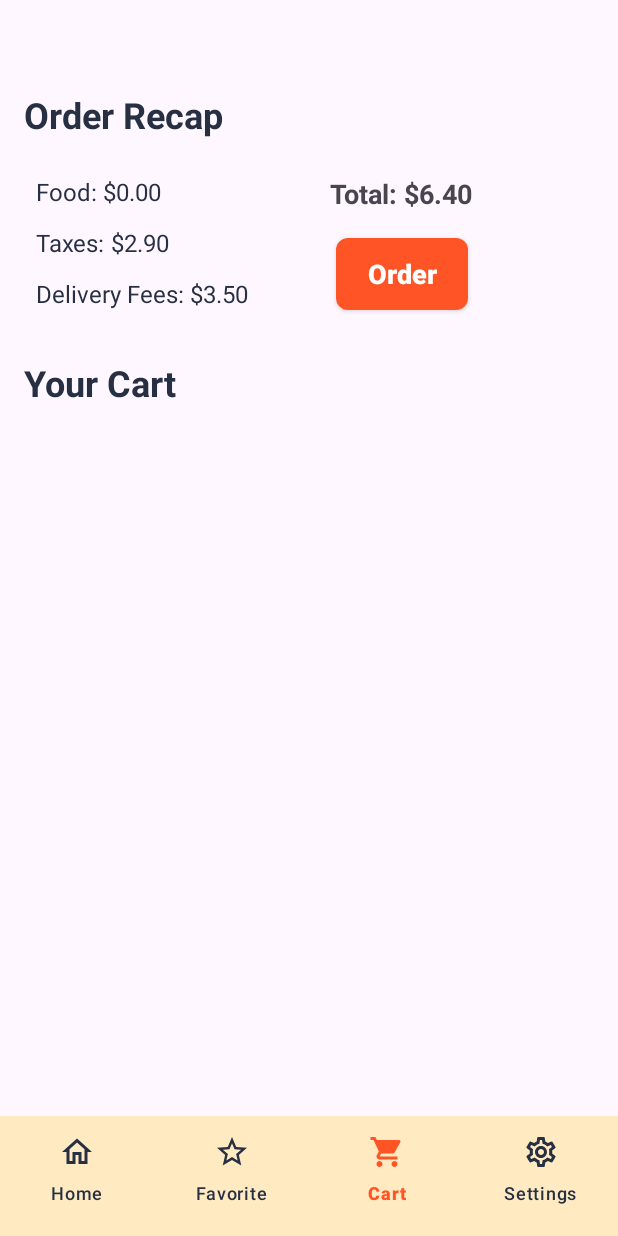
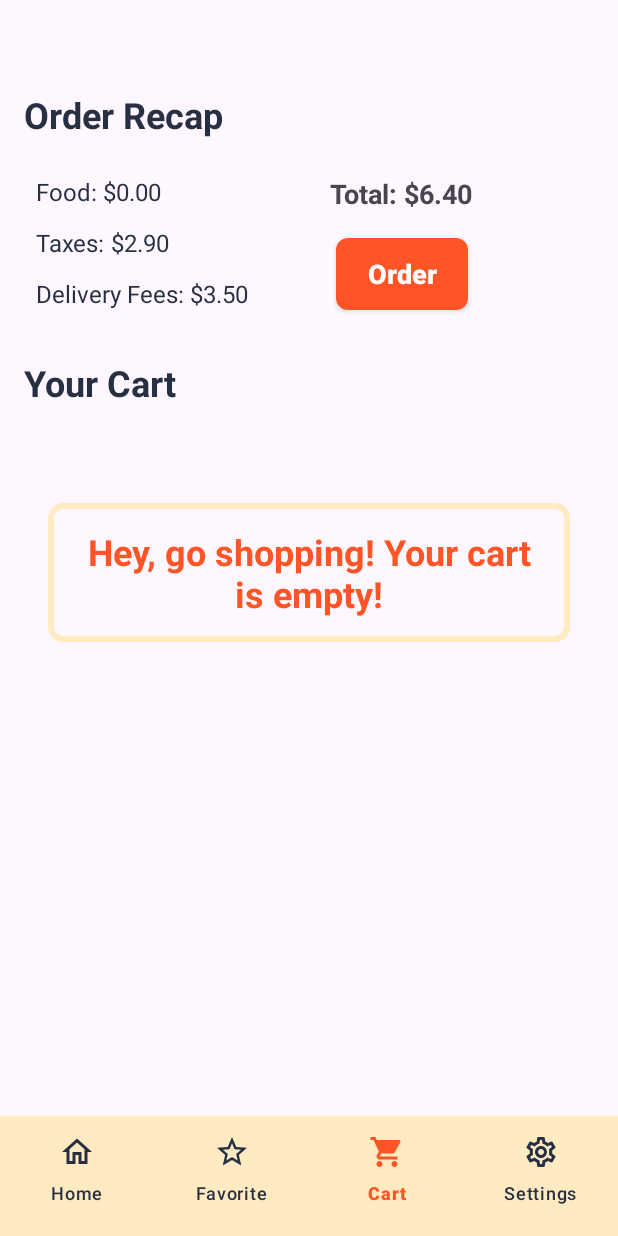
Before and after one commit to ThomasHerondale/FoodAce, an Android app: the CartFragment screen opened through its navigation route, on a phone screen of 412 x 824 dp. Run offline under Robolectric (Android 15) with nearby library versions, the phone set to English and light mode, and no system bars; our stand-ins replace Dagger/Hilt's generated code, Room's generated code, navigation-ui; 2 statements that could not run were skipped.

Commit message:
empty state per recyclerview

```diff
--- a/app/src/main/java/com/projects/foodace/CartFragment.kt
+++ b/app/src/main/java/com/projects/foodace/CartFragment.kt
@@ -51,7 +51,8 @@ class CartFragment : NavHostFragment() {
         val adapter = CartEntriesAdapter(
             viewModel::addOneOf,
             viewModel::removeOneOf,
-            viewModel::removeItem
+            viewModel::removeItem,
+            binding
         )
 
         binding.contentList.adapter = adapter
--- a/app/src/main/java/com/projects/foodace/recyclers/CartEntriesAdapter.kt
+++ b/app/src/main/java/com/projects/foodace/recyclers/CartEntriesAdapter.kt
@@ -12,6 +12,7 @@ import com.bumptech.glide.Glide
 import com.bumptech.glide.load.resource.bitmap.RoundedCorners
 import com.projects.foodace.R
 import com.projects.foodace.databinding.CartEntryViewHolderBinding
+import com.projects.foodace.databinding.FragmentCartBinding
 import com.projects.foodace.model.CartEntry
 import com.projects.foodace.model.Food
 import com.projects.foodace.model.roundToDecimalPlaces
@@ -19,7 +20,8 @@ import com.projects.foodace.model.roundToDecimalPlaces
 class CartEntriesAdapter(
     private val onPlusButtonClicked: (Food) -> Unit,
     private val onMinusButtonClicked: (Food) -> Unit,
-    private val onDeleteButtonClicked: (Food) -> Unit
+    private val onDeleteButtonClicked: (Food) -> Unit,
+    private val binding: FragmentCartBinding
 ) : ListAdapter<CartEntry, CartEntriesAdapter.ViewHolder>(diffCallback) {
 
     override fun onCreateViewHolder(parent: ViewGroup, viewType: Int): ViewHolder {
@@ -49,6 +51,19 @@ class CartEntriesAdapter(
         }
     }
 
+    override fun onCurrentListChanged(
+        previousList: MutableList<CartEntry>,
+        currentList: MutableList<CartEntry>
+    ) {
+        if (currentList.isEmpty()) {
+            binding.emptyCartText.visibility = View.VISIBLE
+            binding.contentList.visibility = View.GONE
+        } else {
+            binding.emptyCartText.visibility = View.GONE
+            binding.contentList.visibility = View.VISIBLE
+        }
+    }
+
     override fun onBindViewHolder(holder: ViewHolder, position: Int, payloads: MutableList<Any>) {
         if (payloads.isEmpty())
             onBindViewHolder(holder, position)
@@ -71,14 +86,16 @@ class CartEntriesAdapter(
             override fun areItemsTheSame(oldItem: CartEntry, newItem: CartEntry): Boolean {
                 val result = oldItem.food.name == newItem.food.name
                 Log.v("CARTDIFF",
-                    "Checking ${oldItem.food.name} vs ${newItem.food.name} - Result: $result")
+                    "Checking ${oldItem.food.name} vs " +
+                            "${newItem.food.name} - Result: $result")
                 return result
             }
 
             override fun areContentsTheSame(oldItem: CartEntry, newItem: CartEntry): Boolean {
                 val result = oldItem.quantity == newItem.quantity
                 Log.v("CARTDIFF",
-                    "Checking ${oldItem.food.name}, ${oldItem.quantity} vs ${newItem.food.name}, ${newItem.quantity} - Result: $result")
+                    "Checking ${oldItem.food.name}, ${oldItem.quantity} vs " +
+                            "${newItem.food.name}, ${newItem.quantity} - Result: $result")
                 return result
             }
 
--- a/app/src/main/res/layout/fragment_cart.xml
+++ b/app/src/main/res/layout/fragment_cart.xml
@@ -150,6 +150,26 @@
         tools:layout_conversion_absoluteHeight="0dp"
         tools:layout_conversion_absoluteWidth="0dp"
         tools:layout_manager="androidx.recyclerview.widget.LinearLayoutManager"
-        tools:listitem="@layout/cart_entry_view_holder" />
+        tools:listitem="@layout/cart_entry_view_holder">
+
+    </androidx.recyclerview.widget.RecyclerView>
+
+    <TextView
+        android:id="@+id/emptyCartText"
+        android:layout_width="0dp"
+        android:layout_height="wrap_content"
+        android:layout_marginStart="32dp"
+        android:layout_marginTop="64dp"
+        android:layout_marginEnd="32dp"
+        android:background="@drawable/cart_counter_container"
+        android:padding="16dp"
+        android:text="@string/cart_empty_str"
+        android:textAlignment="center"
+        android:textColor="@color/bright_orange"
+        android:textSize="24sp"
+        android:textStyle="bold"
+        app:layout_constraintEnd_toEndOf="parent"
+        app:layout_constraintStart_toStartOf="parent"
+        app:layout_constraintTop_toBottomOf="@+id/textView3" />
 
 </androidx.constraintlayout.widget.ConstraintLayout>
--- a/app/src/main/res/values/strings.xml
+++ b/app/src/main/res/values/strings.xml
@@ -25,4 +25,5 @@
     <string name="del_fees">Delivery Fees:</string>
     <string name="total">Total: $%1$.2f</string>
     <string name="order">Order</string>
+    <string name="cart_empty_str">Hey, go shopping! Your cart is empty!</string>
 </resources>
```
